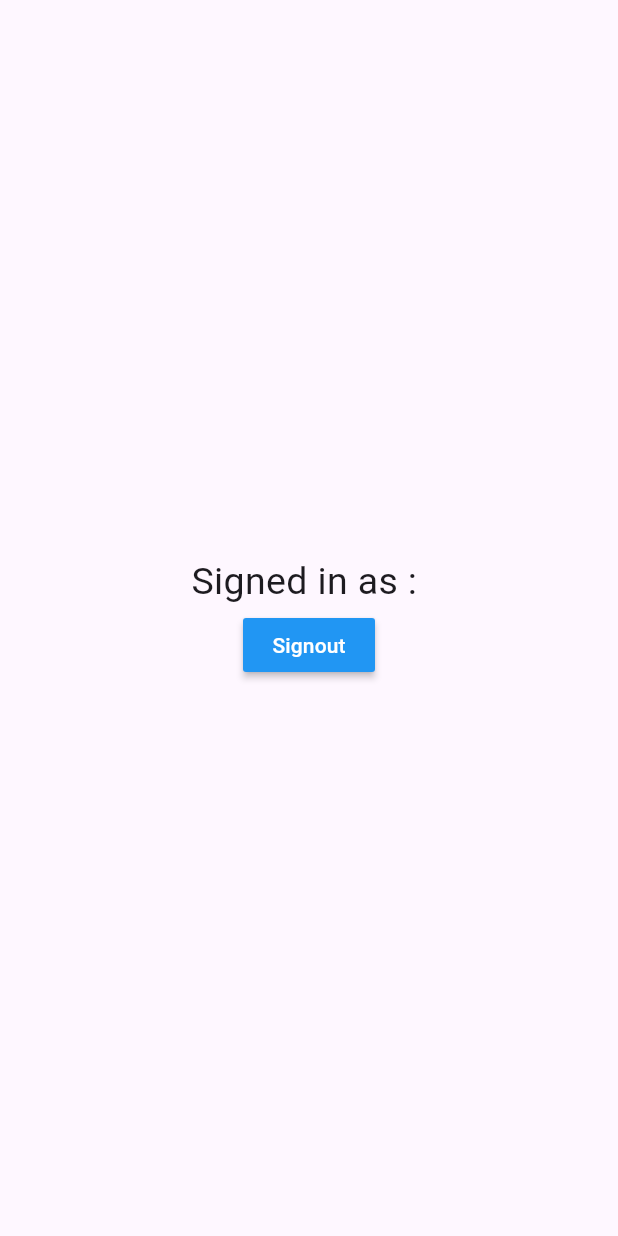
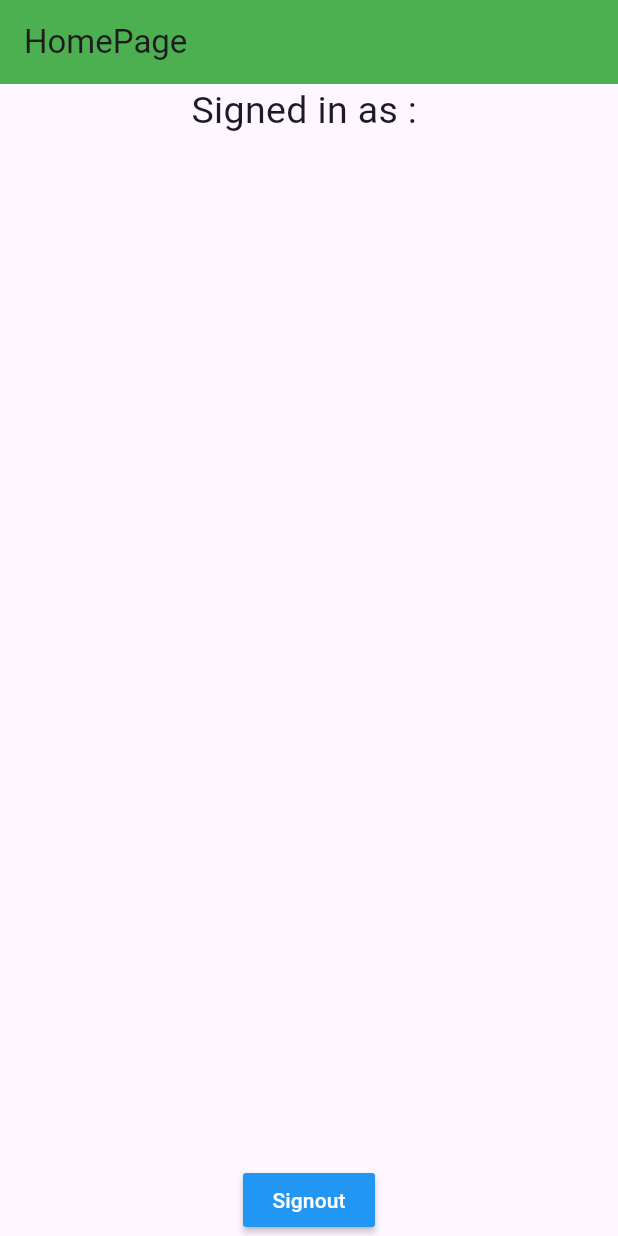
Before and after one commit to jay-java/Flutter-TTS-5-00, a Flutter app: the screen it shows once a user with an empty profile is signed in, on a phone screen of 412 x 824 dp. Run offline on Flutter 3.47's test engine with Material 3 defaults, Android fonts, the light colour scheme and no system bars; our stand-ins replace cloud_firestore, firebase_auth, firebase_core, fluttertoast, random_string, sqflite; accounts and stored records are empty; network calls fail.

Commit message:
firebase fetch all docs

```diff
--- a/flutter_firebase_project/lib/home.dart
+++ b/flutter_firebase_project/lib/home.dart
@@ -1,6 +1,9 @@
+import 'package:cloud_firestore/cloud_firestore.dart';
 import 'package:firebase_auth/firebase_auth.dart';
 import 'package:flutter/material.dart';
 import 'package:flutter_firebase_project/login.dart';
+import 'package:flutter_firebase_project/user_model.dart';
+
 class HomePage extends StatefulWidget {
   const HomePage({super.key});
 
@@ -9,26 +12,72 @@ class HomePage extends StatefulWidget {
 }
 
 class _HomePageState extends State<HomePage> {
+  final user = FirebaseAuth.instance.currentUser!;
 
-  final user = FirebaseAuth.instance.currentUser!;
+  List<String> usersList = [];
+  String? id;
+
+  Future getDocuments() async {
+    await FirebaseFirestore.instance
+        .collection('users')
+        .get()
+        .then((snapShot) => snapShot.docs.forEach((user) {
+              print(user.reference);
+              usersList.add(user.reference.id);
+              // id = usersList.elementAt(1).toString();
+            }));
+  }
 
   @override
   Widget build(BuildContext context) {
     return Scaffold(
+      appBar: AppBar(
+        title: Text('HomePage'),
+        backgroundColor: Colors.green,
+      ),
       body: Center(
         child: Column(
           mainAxisAlignment: MainAxisAlignment.center,
           children: [
-            Text('Signed in as : ${user.email}',style: TextStyle(fontSize: 25),),
-            MaterialButton(onPressed: () {
-              FirebaseAuth.instance.signOut();
-              Navigator.pushReplacement(context, MaterialPageRoute(builder: (context) => LoginPage(),));
-            },child: Text('Signout',style: TextStyle(color: Colors.white),),
-            color: Colors.blue,)
+            Text(
+              'Signed in as : ${user.email}',
+              style: TextStyle(fontSize: 25),
+            ),
+            Expanded(
+                child: FutureBuilder(
+              future: getDocuments(),
+              builder: (context, snapshot) {
+                return ListView.builder(
+                  itemBuilder: (context, index) {
+                    return ListTile(
+                      title: Text(
+                        usersList[index],
+                        style: TextStyle(fontSize: 20),
+                      ),
+                    );
+                  },
+                  itemCount: usersList.length,
+                );
+              },
+            )),
+            MaterialButton(
+              onPressed: () {
+                FirebaseAuth.instance.signOut();
+                Navigator.pushReplacement(
+                    context,
+                    MaterialPageRoute(
+                      builder: (context) => LoginPage(),
+                    ));
+              },
+              child: Text(
+                'Signout',
+                style: TextStyle(color: Colors.white),
+              ),
+              color: Colors.blue,
+            )
           ],
         ),
       ),
-
     );
   }
 }
--- a/flutter_firebase_project/lib/login.dart
+++ b/flutter_firebase_project/lib/login.dart
@@ -97,7 +97,7 @@ class _LoginPageState extends State<LoginPage> {
               SizedBox(
                 height: 20,
               ),
-              InkWell(
+              GestureDetector(
                 onTap: () {
                   signIn();
                 },
--- a/flutter_firebase_project/lib/signup.dart
+++ b/flutter_firebase_project/lib/signup.dart
@@ -4,7 +4,6 @@ import 'package:flutter/material.dart';
 import 'package:flutter_firebase_project/user_model.dart';
 import 'package:fluttertoast/fluttertoast.dart';
 import 'package:random_string/random_string.dart';
-
 import 'home.dart';
 import 'login.dart';
 
@@ -65,7 +64,7 @@ class _CreateAccountState extends State<CreateAccount> {
   @override
   Widget build(BuildContext context) {
     return Scaffold(
-      resizeToAvoidBottomInset: true,
+        resizeToAvoidBottomInset: true,
         backgroundColor: Colors.grey.shade300,
         body: SafeArea(
           child: Center(
```
